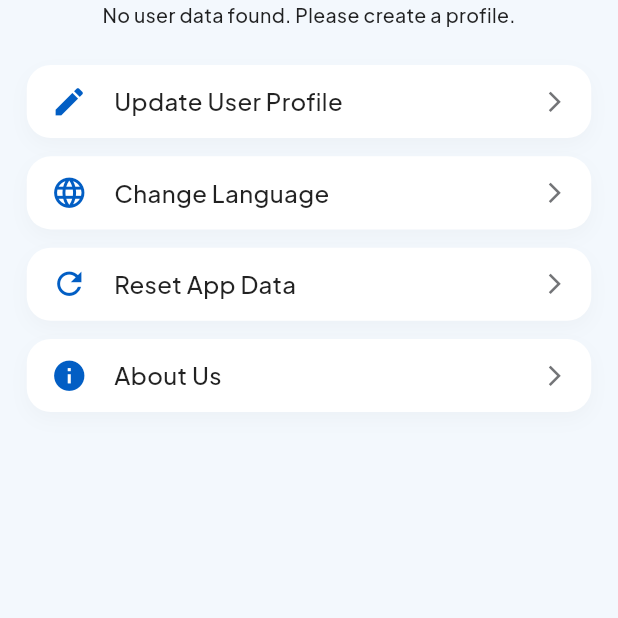
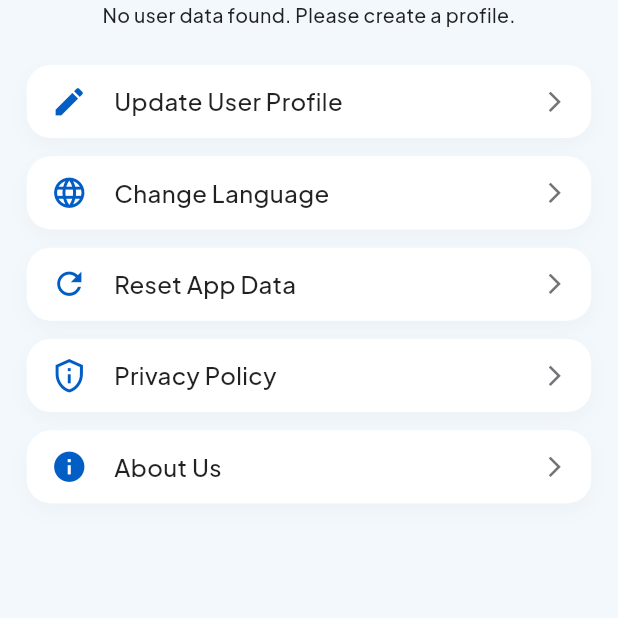
Before and after one commit to wasimaldimashki/habits_app, a Flutter app: the ProfileScreen screen opened directly, on a phone screen of 412 x 824 dp, the top half of it. Run offline on Flutter 3.47's test engine with Material 3 defaults, Android fonts, the phone set to English and light mode, and no system bars; our stand-ins replace bloc, equatable, fl_chart, flutter_animate, flutter_bloc, flutter_cache_manager and 17 more; accounts and stored records are empty.

Commit message:
Add Privacy Policy screen and localization support
- Introduced a new Privacy Policy screen accessible from the Profile section.
- Added localization strings for the Privacy Policy in English and Arabic.
- Updated routing to include the Privacy Policy screen.
- Enhanced the Profile screen with a new card linking to the Privacy Policy.

```diff
--- a/lib/features/home/screens/profile_screen.dart
+++ b/lib/features/home/screens/profile_screen.dart
@@ -101,6 +101,14 @@ class ProfileScreen extends StatelessWidget {
                     ),
                     SizedBox(height: 12.h),
                     ProfileCardWidget(
+                      title: S.of(context).privacy_policy,
+                      icon: Icons.privacy_tip_outlined,
+                      onTap: () {
+                        context.push(AppRoutes.privacyPolicyScreen);
+                      },
+                    ),
+                    SizedBox(height: 12.h),
+                    ProfileCardWidget(
                       title: S.of(context).about_us,
                       icon: Icons.info,
                       onTap: () {
--- a/lib/l10n/intl_ar.arb
+++ b/lib/l10n/intl_ar.arb
@@ -110,5 +110,26 @@
     "reminder_time": "وقت التذكير",
     "best_streak": "أفضل سلسلة",
     "current_streak": "السلسلة الحالية",
-    "notification_permission_warning": "تم حفظ العادة، لكن التذكير لن يعمل حتى تُفعّل \"المنبهات والتذكيرات\" لهذا التطبيق في الإعدادات."
+    "notification_permission_warning": "تم حفظ العادة، لكن التذكير لن يعمل حتى تُفعّل \"المنبهات والتذكيرات\" لهذا التطبيق في الإعدادات.",
+    "privacy_policy": "سياسة الخصوصية",
+    "privacy_policy_last_updated": "آخر تحديث: 20 مايو 2026",
+    "privacy_policy_intro": "تطبيق العادات (\"التطبيق\") هو تطبيق لتتبع العادات طوّره واسم الديمشقي. توضّح سياسة الخصوصية هذه كيفية التعامل مع المعلومات عند استخدام التطبيق. التطبيق مصمّم للعمل بشكل أساسي على جهازك ولا يتطلب حساباً عبر الإنترنت.",
+    "privacy_policy_s1_title": "1. المعلومات التي نجمعها",
+    "privacy_policy_s1_body": "يخزّن التطبيق المعلومات التالية محلياً على جهازك:\n\n• بيانات الملف الشخصي: الاسم المعروض والجنس اللذان تقدّمهما أثناء الإعداد.\n• بيانات العادات: أسماء العادات، والوصف الاختياري، وإعدادات التكرار، وسجل الإكمال، والألوان، والأيقونات، وأوقات التذكير الاختيارية.\n• تفضيلات التطبيق: المظهر (فاتح/داكن)، واللغة، وحالة إكمال التعريف بالتطبيق.\n\nلا نجمع بريدك الإلكتروني أو رقم هاتفك أو كلمة مرور أو معلومات دفع. ولا نُدير حسابات مستخدمين على خوادم خارجية.",
+    "privacy_policy_s2_title": "2. كيفية استخدام معلوماتك",
+    "privacy_policy_s2_body": "تُستخدم معلوماتك فقط لتوفير ميزات التطبيق، بما في ذلك:\n\n• عرض ملفك الشخصي وعاداتك.\n• تتبع الإكمال وحساب الإحصائيات والسلاسل.\n• جدولة تذكيرات محلية اختيارية.\n• حفظ تفضيلات اللغة والمظهر.",
+    "privacy_policy_s3_title": "3. تخزين البيانات",
+    "privacy_policy_s3_body": "تُخزَّن جميع بيانات الملف الشخصي والعادات محلياً على جهازك باستخدام Hive وSharedPreferences. كما تُخزَّن تفضيلات المظهر واللغة محلياً. لا نرفع بياناتك الشخصية إلى خوادمنا. وقد تُدرَج البيانات في النسخ الاحتياطي لنظام تشغيل جهازك إذا فعّلت هذه الميزة.",
+    "privacy_policy_s4_title": "4. الأذونات",
+    "privacy_policy_s4_body": "حسب الميزات التي تستخدمها، قد يطلب التطبيق:\n\n• الإشعارات والمنبهات الدقيقة: لإرسال تذكيرات اختيارية بالعادات في الأوقات المحددة.\n• بدء التشغيل بعد إعادة التشغيل: لإعادة جدولة التذكيرات بعد إعادة تشغيل الجهاز.\n• الوصول إلى الإنترنت: لتحميل صور الملف الشخصي الافتراضية وتنزيل الخطوط.\n\nقد تظهر أذونات بيومترية في ملف التطبيق، لكن المصادقة البيومترية غير مستخدمة حالياً في التطبيق.",
+    "privacy_policy_s5_title": "5. خدمات الطرف الثالث",
+    "privacy_policy_s5_body": "قد يتصل التطبيق بخدمات طرف ثالث في حالات محدودة فقط:\n\n• avatar.iran.liara.run: يوفّر صوراً افتراضية للملف الشخصي حسب الجنس.\n• Google Fonts: قد يتم تنزيل الخطوط من خوادم Google.\n• روابط التواصل في صفحة عن التطبيق: تُفتح فقط عند النقر عليها.\n\nلا يتضمّن التطبيق أدوات تحليلات أو إعلانات أو تقارير أعطال.",
+    "privacy_policy_s6_title": "6. مشاركة البيانات",
+    "privacy_policy_s6_body": "لا نبيع أو نؤجّر أو نتاجر بمعلوماتك الشخصية. لا تُشارَك بياناتك مع أطراف ثالثة إلا للخدمات المحدودة المذكورة أعلاه، وعند الحاجة فقط لتشغيل تلك الميزات.",
+    "privacy_policy_s7_title": "7. حذف البيانات",
+    "privacy_policy_s7_body": "يمكنك حذف جميع بيانات التطبيق في أي وقت من الملف الشخصي > إعادة تعيين بيانات التطبيق. كما يؤدي إلغاء تثبيت التطبيق إلى حذف البيانات المخزّنة محلياً، ما لم يستعِدها النسخ الاحتياطي لجهازك.",
+    "privacy_policy_s8_title": "8. خصوصية الأطفال وتغييرات السياسة",
+    "privacy_policy_s8_body": "التطبيق غير موجّه للأطفال دون 13 عاماً ولا يجمع عن قصد معرّفات شخصية من الأطفال. قد نحدّث سياسة الخصوصية من وقت لآخر. عند التحديث، سنعدّل تاريخ \"آخر تحديث\" في أعلى هذه الصفحة.",
+    "privacy_policy_s9_title": "9. تواصل معنا",
+    "privacy_policy_s9_body": "إذا كانت لديك أسئلة حول سياسة الخصوصية، يمكنك التواصل مع المطوّر عبر روابط التواصل أو رقم واتساب الظاهر في صفحة عن التطبيق."
 }
--- a/lib/l10n/intl_en.arb
+++ b/lib/l10n/intl_en.arb
@@ -110,5 +110,26 @@
     "reminder_time": "Reminder Time",
     "best_streak": "Best Streak",
     "current_streak": "Current Streak",
-    "notification_permission_warning": "Habit saved, but the reminder won't fire until you enable \"Alarms & reminders\" for this app in Settings."
+    "notification_permission_warning": "Habit saved, but the reminder won't fire until you enable \"Alarms & reminders\" for this app in Settings.",
+    "privacy_policy": "Privacy Policy",
+    "privacy_policy_last_updated": "Last updated: May 20, 2026",
+    "privacy_policy_intro": "Habit App (\"the App\") is a habit-tracking application developed by Wasim Aldiamshki. This Privacy Policy explains what information the App handles and how it is used. The App is designed to work primarily on your device and does not require an online account.",
+    "privacy_policy_s1_title": "1. Information We Collect",
+    "privacy_policy_s1_body": "The App stores the following information locally on your device:\n\n• Profile data: display name and gender you provide during setup.\n• Habit data: habit names, optional descriptions, recurrence settings, completion history, colors, icons, and optional reminder times.\n• App preferences: theme (light/dark), language, and whether onboarding has been completed.\n\nWe do not collect your email address, phone number, password, or payment information. We do not operate user accounts on external servers.",
+    "privacy_policy_s2_title": "2. How We Use Your Information",
+    "privacy_policy_s2_body": "Your information is used only to provide App features, including:\n\n• Displaying your profile and habits.\n• Tracking completion and calculating statistics and streaks.\n• Scheduling optional local reminder notifications.\n• Remembering your language and theme preferences.",
+    "privacy_policy_s3_title": "3. Data Storage",
+    "privacy_policy_s3_body": "All profile and habit data is stored locally on your device using Hive and SharedPreferences. Theme and language preferences are also stored locally. We do not upload your personal data to our own servers. Data may be included in your device's operating-system backup if you enable device backup.",
+    "privacy_policy_s4_title": "4. Permissions",
+    "privacy_policy_s4_body": "Depending on the features you use, the App may request:\n\n• Notifications and exact alarms: to deliver optional habit reminders at scheduled times.\n• Boot completed: to reschedule reminders after your device restarts.\n• Internet access: to load default profile avatars and download fonts.\n\nBiometric permissions may appear in the system manifest, but biometric authentication is not currently used in the App.",
+    "privacy_policy_s5_title": "5. Third-Party Services",
+    "privacy_policy_s5_body": "The App may connect to third-party services only in limited cases:\n\n• avatar.iran.liara.run: provides default profile images based on gender.\n• Google Fonts: typography may be downloaded from Google servers.\n• Social links in About Us: opened only when you choose to tap them.\n\nThe App does not include analytics, advertising, or crash-reporting SDKs.",
+    "privacy_policy_s6_title": "6. Data Sharing",
+    "privacy_policy_s6_body": "We do not sell, rent, or trade your personal information. Your data is not shared with third parties except for the limited third-party services described above, and only when needed for those features to work.",
+    "privacy_policy_s7_title": "7. Data Deletion",
+    "privacy_policy_s7_body": "You can delete all App data at any time from Profile > Reset App Data. Uninstalling the App from your device also removes locally stored data, unless your device backup restores it.",
+    "privacy_policy_s8_title": "8. Children's Privacy & Policy Changes",
+    "privacy_policy_s8_body": "The App is not directed at children under 13 and does not knowingly collect personal identifiers from children. We may update this Privacy Policy from time to time. When we do, we will revise the \"Last updated\" date at the top of this page.",
+    "privacy_policy_s9_title": "9. Contact Us",
+    "privacy_policy_s9_body": "If you have questions about this Privacy Policy, contact the developer through the social links or WhatsApp number shown on the About Us page."
 }
--- a/lib/routes/app_router.dart
+++ b/lib/routes/app_router.dart
@@ -4,6 +4,7 @@ import 'package:go_router/go_router.dart';
 import 'package:habits_app/core/app_observer/navigator_observer.dart';
 import 'package:habits_app/core/keys/app_keys.dart';
 import 'package:habits_app/features/about_us/about_us.dart';
+import 'package:habits_app/features/privacy_policy/privacy_policy.dart';
 import 'package:habits_app/features/add_habit/cubit/add_habit_cubit.dart';
 import 'package:habits_app/features/add_habit/screens/add_habit.dart';
 import 'package:habits_app/features/home/cubits/habit_screen_cubit/habit_screen_cubit.dart';
@@ -73,6 +74,12 @@ class AppRouter {
         path: AppRoutes.aboutUsScreen,
         builder: (context, state) => const AboutUsScreen(),
       ),
+      //** Privacy Policy Screen **/
+      GoRoute(
+        name: 'Privacy Policy Screen',
+        path: AppRoutes.privacyPolicyScreen,
+        builder: (context, state) => const PrivacyPolicyScreen(),
+      ),
       //** Update Profile Screen **/
       GoRoute(
         name: 'Update Profile Screen',
--- a/lib/routes/app_routes.dart
+++ b/lib/routes/app_routes.dart
@@ -7,5 +7,6 @@ class AppRoutes {
   static const String manageHabitScreen = '/manage_habit_screen';
   static const String updateProfileScreen = '/update_profile_screen';
   static const String aboutUsScreen = '/about_us_screen';
+  static const String privacyPolicyScreen = '/privacy_policy_screen';
   static const String unknownScreen = '/unknown_screen';
 }
```
Also changed, not shown: lib/features/privacy_policy/privacy_policy.dart (added, +78 -0 lines), lib/generated/intl/messages_ar.dart, lib/generated/intl/messages_en.dart, lib/generated/l10n.dart.
